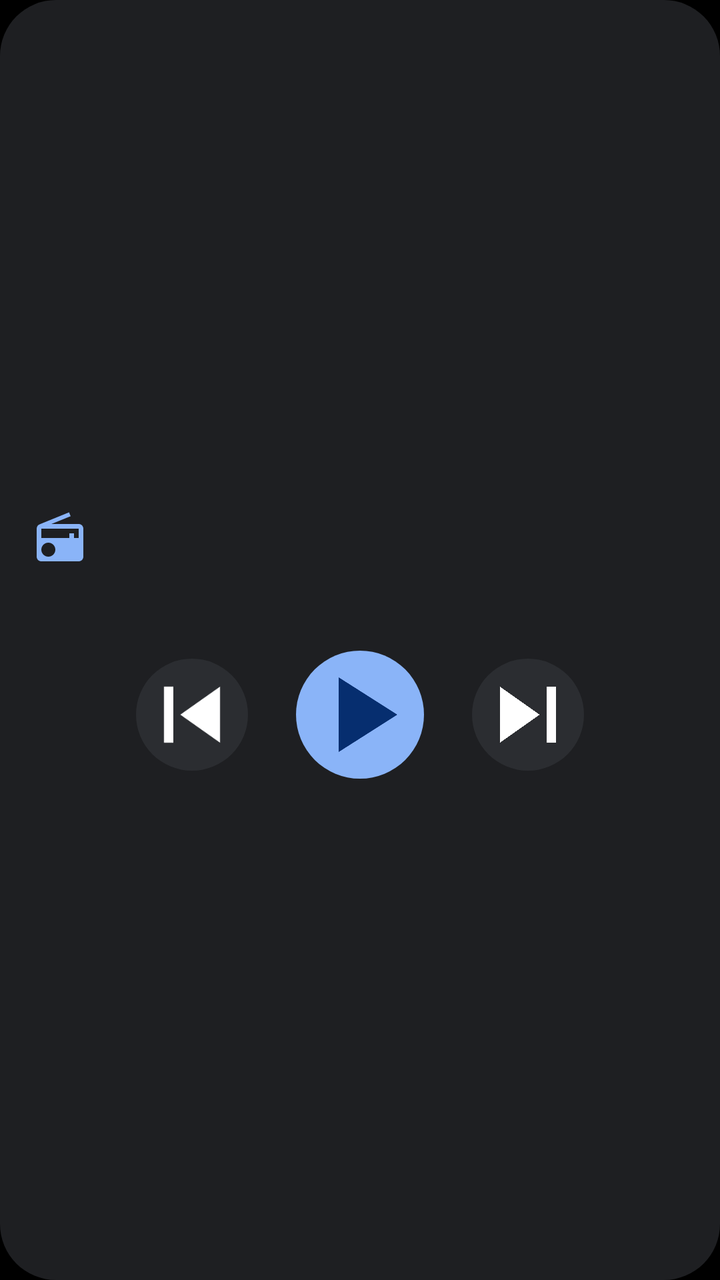
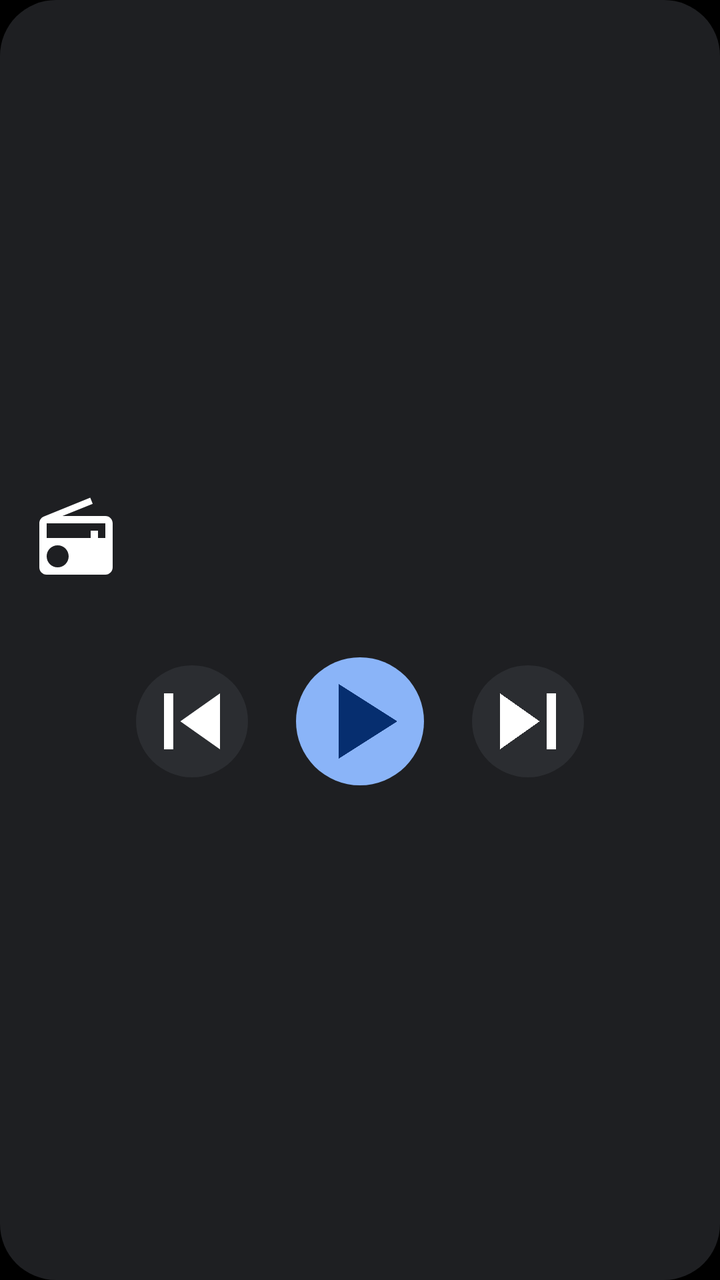

Before-and-after screenshots of an Android layout around one commit, followed by the original layout XML and the change that was made.
<!-- AndroidManifest.xml: application theme Theme.LibreHU.Car -->
<!-- res/layout/widget_radio.xml -->
<?xml version="1.0" encoding="utf-8"?>
<LinearLayout xmlns:android="http://schemas.android.com/apk/res/android"
    android:id="@+id/widget_root"
    android:layout_width="match_parent"
    android:layout_height="match_parent"
    android:background="@drawable/widget_background"
    android:gravity="center_vertical"
    android:orientation="vertical"
    android:padding="16dp">

    <LinearLayout
        android:layout_width="match_parent"
        android:layout_height="wrap_content"
        android:gravity="center_vertical"
        android:orientation="horizontal">

        <ImageView
            android:layout_width="28dp"
            android:layout_height="28dp"
            android:contentDescription="@null"
            android:src="@drawable/ic_radio"
            android:tint="#FF8AB4F8" />

        <TextView
            android:id="@+id/widget_title"
            android:layout_width="0dp"
            android:layout_height="wrap_content"
            android:layout_marginStart="12dp"
            android:layout_weight="1"
            android:ellipsize="end"
            android:maxLines="1"
            android:textColor="#FFE8EAED"
            android:textSize="20sp"
            android:textStyle="bold" />

        <TextView
            android:id="@+id/widget_frequency"
            android:layout_width="wrap_content"
            android:layout_height="wrap_content"
            android:textColor="#FFE8EAED"
            android:textSize="28sp" />
    </LinearLayout>

    <TextView
        android:id="@+id/widget_text"
        android:layout_width="match_parent"
        android:layout_height="wrap_content"
        android:layout_marginTop="4dp"
        android:ellipsize="end"
        android:maxLines="1"
        android:textColor="#FF9AA0A6"
        android:textSize="16sp" />

    <LinearLayout
        android:layout_width="match_parent"
        android:layout_height="wrap_content"
        android:layout_marginTop="12dp"
        android:gravity="center"
        android:orientation="horizontal">

        <ImageButton
            android:id="@+id/widget_previous"
            android:layout_width="56dp"
            android:layout_height="56dp"
            android:background="@drawable/widget_button"
            android:contentDescription="@string/previous"
            android:src="@drawable/ic_skip_previous" />

        <ImageButton
            android:id="@+id/widget_toggle"
            android:layout_width="64dp"
            android:layout_height="64dp"
            android:layout_marginStart="24dp"
            android:layout_marginEnd="24dp"
            android:background="@drawable/widget_button_accent"
            android:contentDescription="@string/play"
            android:src="@drawable/ic_play"
            android:tint="#FF062E6F" />

        <ImageButton
            android:id="@+id/widget_next"
            android:layout_width="56dp"
            android:layout_height="56dp"
            android:background="@drawable/widget_button"
            android:contentDescription="@string/next"
            android:src="@drawable/ic_skip_next" />
    </LinearLayout>
</LinearLayout>
<!-- resources referenced by this layout -->
<resources>
  <!-- drawable ic_play (drawable) -->
  <vector xmlns:android="http://schemas.android.com/apk/res/android"
      android:width="24dp"
      android:height="24dp"
      android:tint="#FFFFFFFF"
      android:viewportWidth="24"
      android:viewportHeight="24">
      <path
          android:fillColor="#FFFFFFFF"
          android:pathData="M8,5v14l11,-7z" />
  </vector>
  <!-- drawable ic_radio (drawable) -->
  <vector xmlns:android="http://schemas.android.com/apk/res/android"
      android:width="24dp"
      android:height="24dp"
      android:tint="#FFFFFFFF"
      android:viewportWidth="24"
      android:viewportHeight="24">
      <path
          android:fillColor="#FFFFFFFF"
          android:pathData="M3.24,6.15C2.51,6.43 2,7.17 2,8v12c0,1.1 0.89,2 2,2h16c1.11,0 2,-0.9 2,-2V8c0,-1.11 -0.89,-2 -2,-2H8.3l8.26,-3.34L15.88,1 3.24,6.15zM7,20c-1.66,0 -3,-1.34 -3,-3s1.34,-3 3,-3 3,1.34 3,3 -1.34,3 -3,3zM20,12h-2v-2h-2v2H4V8h16v4z" />
  </vector>
  <!-- drawable ic_skip_next (drawable) -->
  <vector xmlns:android="http://schemas.android.com/apk/res/android"
      android:width="24dp"
      android:height="24dp"
      android:tint="#FFFFFFFF"
      android:viewportWidth="24"
      android:viewportHeight="24">
      <path
          android:fillColor="#FFFFFFFF"
          android:pathData="M6,18l8.5,-6L6,6v12zM16,6v12h2V6h-2z" />
  </vector>
  <!-- drawable ic_skip_previous (drawable) -->
  <vector xmlns:android="http://schemas.android.com/apk/res/android"
      android:width="24dp"
      android:height="24dp"
      android:tint="#FFFFFFFF"
      android:viewportWidth="24"
      android:viewportHeight="24">
      <path
          android:fillColor="#FFFFFFFF"
          android:pathData="M6,6h2v12H6zM9.5,12l8.5,6V6z" />
  </vector>
  <!-- drawable widget_background (drawable) -->
  <shape xmlns:android="http://schemas.android.com/apk/res/android" android:shape="rectangle">
      <solid android:color="#FF1E1F22" />
      <corners android:radius="28dp" />
  </shape>
  <!-- drawable widget_button (drawable) -->
  <shape xmlns:android="http://schemas.android.com/apk/res/android" android:shape="oval">
      <solid android:color="#FF2B2D31" />
  </shape>
  <!-- drawable widget_button_accent (drawable) -->
  <shape xmlns:android="http://schemas.android.com/apk/res/android" android:shape="oval">
      <solid android:color="#FF8AB4F8" />
  </shape>
  <string name="next">Next station</string>
  <string name="play">Play</string>
  <string name="previous">Previous station</string>
  <style name="Theme.LibreHU.Car" parent="android:Theme.Material.NoActionBar">
          <item name="android:windowBackground">@android:color/black</item>
          <item name="android:statusBarColor">@android:color/black</item>
          <item name="android:navigationBarColor">@android:color/black</item>
      </style>
</resources>

<!-- the commit's change to res/layout/widget_radio.xml (unified diff, before → after) -->
@@ -15,11 +15,12 @@
         android:orientation="horizontal">
 
         <ImageView
-            android:layout_width="28dp"
-            android:layout_height="28dp"
+            android:id="@+id/widget_logo"
+            android:layout_width="44dp"
+            android:layout_height="44dp"
             android:contentDescription="@null"
-            android:src="@drawable/ic_radio"
-            android:tint="#FF8AB4F8" />
+            android:scaleType="fitCenter"
+            android:src="@drawable/ic_radio" />
 
         <TextView
             android:id="@+id/widget_title"
